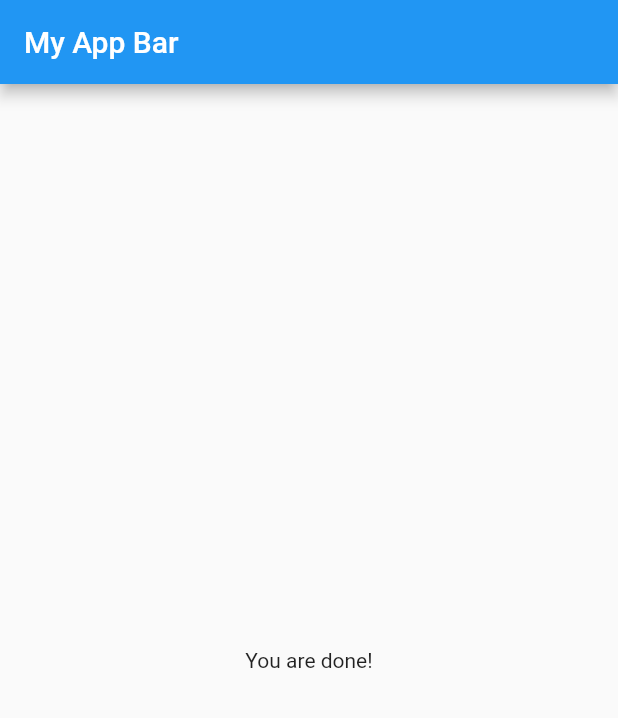
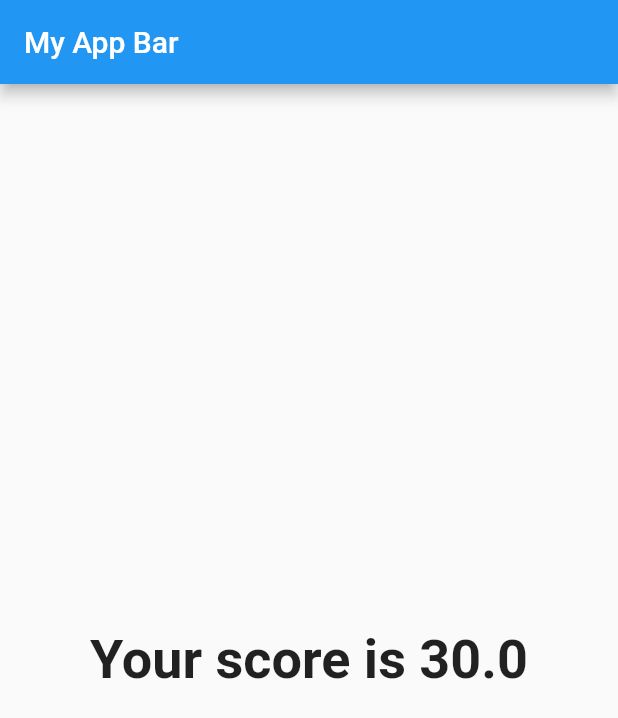
Before and after one commit to hawkeng/flutter-learning, a Flutter app: the screen it shows after launch, after a tap on "Cyan", after a tap on "42", on a phone screen of 412 x 824 dp. Shown: the top 718 px of the screen. Run offline on Flutter 3.47's test engine with Material 2 defaults, Android fonts, the phone set to English and light mode, and no system bars.

Commit message:
Add Result widget

```diff
--- a/quiz_app/lib/main.dart
+++ b/quiz_app/lib/main.dart
@@ -1,6 +1,7 @@
 import 'package:flutter/material.dart';
 
 import './quiz.dart';
+import './result.dart';
 
 void main() => runApp(MyApp());
 
@@ -38,6 +39,10 @@ class _MyAppState extends State<MyApp> {
     });
   }
 
+  double getScore() {
+    return _answers.fold(0, (acc, answer) => acc + answer['score']);
+  }
+
   @override
   Widget build(BuildContext context) {
     return MaterialApp(
@@ -50,8 +55,8 @@ class _MyAppState extends State<MyApp> {
                 questionData: _questions[_questionIndex],
                 onPressed: handlePress,
               )
-            : Center(
-                child: Text("You are done!"),
+            : Result(
+                score: getScore(),
               ),
       ),
     );
--- /dev/null
+++ b/quiz_app/lib/result.dart
@@ -0,0 +1,17 @@
+import 'package:flutter/material.dart';
+
+class Result extends StatelessWidget {
+  Result({Key key, @required this.score}) : super(key: key);
+
+  final double score;
+
+  @override
+  Widget build(BuildContext context) {
+    return Center(
+      child: Text(
+        'Your score is $score',
+        style: TextStyle(fontSize: 36, fontWeight: FontWeight.bold),
+      ),
+    );
+  }
+}
```
